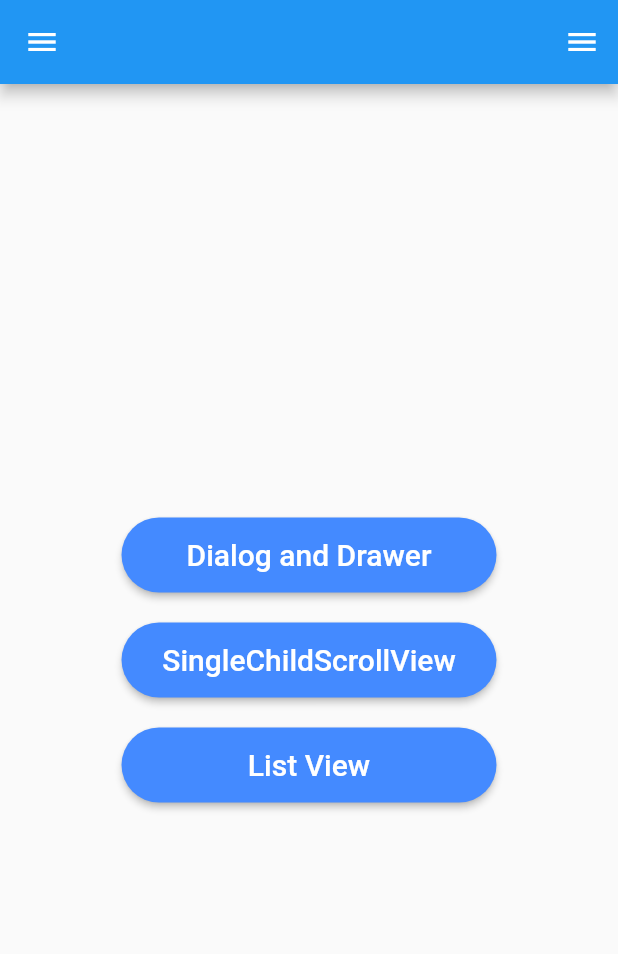
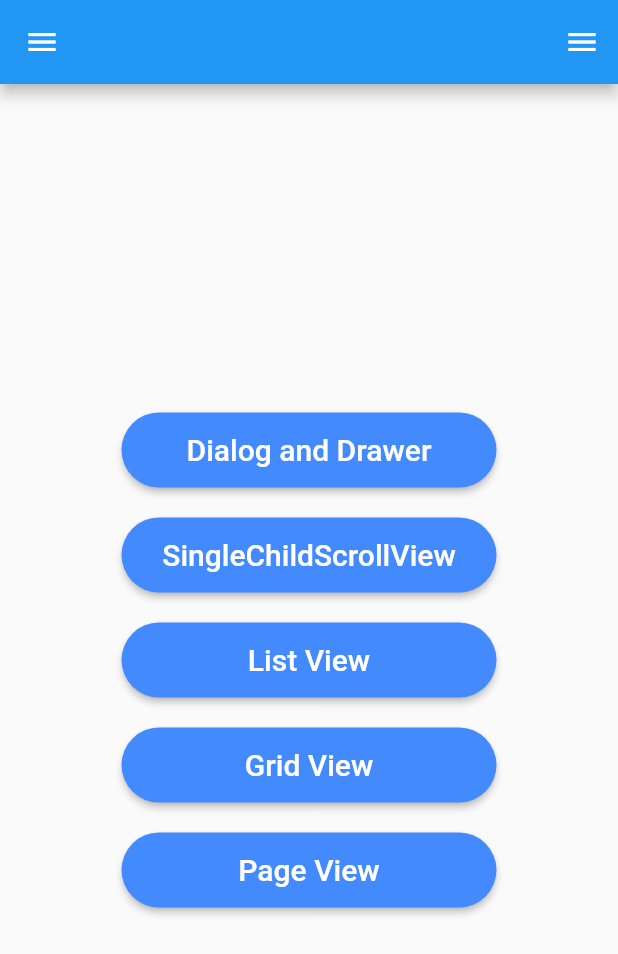
Before and after one commit to Sanjarbek-Olimov/Widget_Catalogs, a Flutter app: the screen it shows after launch, on a phone screen of 412 x 824 dp. Shown: the top 954 px of the screen. Run offline on Flutter 3.47's test engine with Material 2 defaults, Android fonts, the phone set to English and light mode, and no system bars.

Commit message:
Added new catalogs

```diff
--- a/lib/main.dart
+++ b/lib/main.dart
@@ -1,7 +1,9 @@
 import 'package:flutter/material.dart';
 import 'package:mywidgecatalog_less6/pages/dialog_page.dart';
+import 'package:mywidgecatalog_less6/pages/grid_view_page.dart';
 import 'package:mywidgecatalog_less6/pages/home_page.dart';
 import 'package:mywidgecatalog_less6/pages/list_view_page.dart';
+import 'package:mywidgecatalog_less6/pages/page_view_page.dart';
 import 'package:mywidgecatalog_less6/pages/single_child_scroll_page.dart';
 
 void main() {
@@ -25,7 +27,9 @@ class MyApp extends StatelessWidget {
         HomePage.id: (context) =>HomePage(),
         DialogPage.id: (context) =>DialogPage(),
         SingleChildScrollPage.id: (context) => SingleChildScrollPage(),
-        ListViewPage.id: (context) => ListViewPage()
+        ListViewPage.id: (context) => ListViewPage(),
+        GridViewPage.id: (context)=> GridViewPage(),
+        PageViewPage.id: (context)=> PageViewPage(),
       },
     );
   }
--- a/lib/pages/dialog_page.dart
+++ b/lib/pages/dialog_page.dart
@@ -69,7 +69,8 @@ class _DialogPageState extends State<DialogPage> {
 
   @override
   Widget build(BuildContext context) {
-    return Scaffold(
+    return SafeArea(
+      child: Scaffold(
         appBar: AppBar(
           leading: Builder(
             builder: (context) {
@@ -167,6 +168,7 @@ class _DialogPageState extends State<DialogPage> {
             ],
           ),
         ),
+      ),
     );
   }
 }
--- a/lib/pages/home_page.dart
+++ b/lib/pages/home_page.dart
@@ -1,7 +1,10 @@
 import 'package:flutter/material.dart';
 import 'package:mywidgecatalog_less6/pages/dialog_page.dart';
 import 'package:mywidgecatalog_less6/pages/list_view_page.dart';
+import 'package:mywidgecatalog_less6/pages/page_view_page.dart';
 import 'package:mywidgecatalog_less6/pages/single_child_scroll_page.dart';
+
+import 'grid_view_page.dart';
 
 class HomePage extends StatefulWidget {
   static const String id = "home_page";
@@ -17,7 +20,8 @@ class _HomePageState extends State<HomePage> {
 
   @override
   Widget build(BuildContext context) {
-    return Scaffold(
+    return SafeArea(
+      child: Scaffold(
         appBar: AppBar(),
         body: SizedBox(
           height: MediaQuery.of(context).size.height,
@@ -65,6 +69,36 @@ class _HomePageState extends State<HomePage> {
                 },
                 child: const Text(
                   "List View",
+                  style: TextStyle(fontSize: 20),
+                ),
+                textColor: Colors.white,
+                color: Colors.blueAccent,
+              ),
+              SizedBox(height: 20,),
+              MaterialButton(
+                shape: const StadiumBorder(),
+                height: 50,
+                minWidth: 250,
+                onPressed: () {
+                  Navigator.of(context).pushNamed(GridViewPage.id);
+                },
+                child: const Text(
+                  "Grid View",
+                  style: TextStyle(fontSize: 20),
+                ),
+                textColor: Colors.white,
+                color: Colors.blueAccent,
+              ),
+              SizedBox(height: 20,),
+              MaterialButton(
+                shape: const StadiumBorder(),
+                height: 50,
+                minWidth: 250,
+                onPressed: () {
+                  Navigator.of(context).pushNamed(PageViewPage.id);
+                },
+                child: const Text(
+                  "Page View",
                   style: TextStyle(fontSize: 20),
                 ),
                 textColor: Colors.white,
@@ -288,6 +322,7 @@ class _HomePageState extends State<HomePage> {
             ],
           ),
         ),
+      ),
     );
   }
 
--- a/lib/pages/single_child_scroll_page.dart
+++ b/lib/pages/single_child_scroll_page.dart
@@ -11,7 +11,8 @@ class SingleChildScrollPage extends StatefulWidget {
 class _SingleChildScrollPageState extends State<SingleChildScrollPage> {
   @override
   Widget build(BuildContext context) {
-    return Scaffold(
+    return SafeArea(
+      child: Scaffold(
         body: SingleChildScrollView(
 
           child: Column(
@@ -34,6 +35,7 @@ class _SingleChildScrollPageState extends State<SingleChildScrollPage> {
             ],
           ),
         ),
+      ),
     );
   }
 }
```
Also changed, not shown: lib/pages/grid_view_page.dart (added, +82 -0 lines), lib/pages/list_view_page.dart (+35 -4 lines), lib/pages/page_view_page.dart (added, +75 -0 lines), assets/images/img.png (added), assets/images/img_1.png (added), assets/images/img_2.png (added), assets/images/img_3.png (added), assets/images/img_4.png (added), assets/images/img_5.png (added), assets/images/img_6.png (added), assets/images/img_7.png (added). Lines whose indentation alone changed are shown as unchanged.
